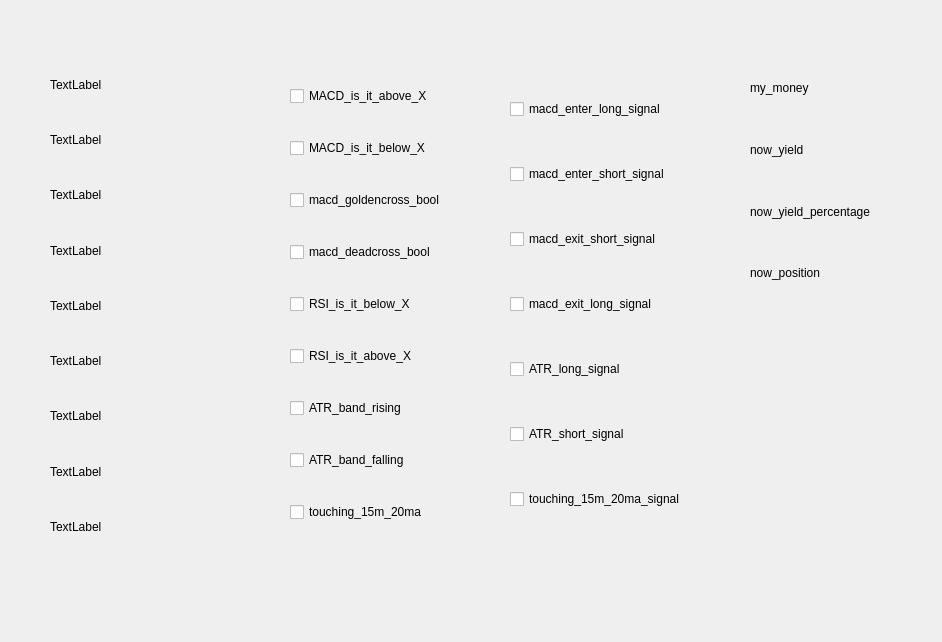
First picture: the form in mainUI.ui, repository chemica1/team_moneloper, before the edit.
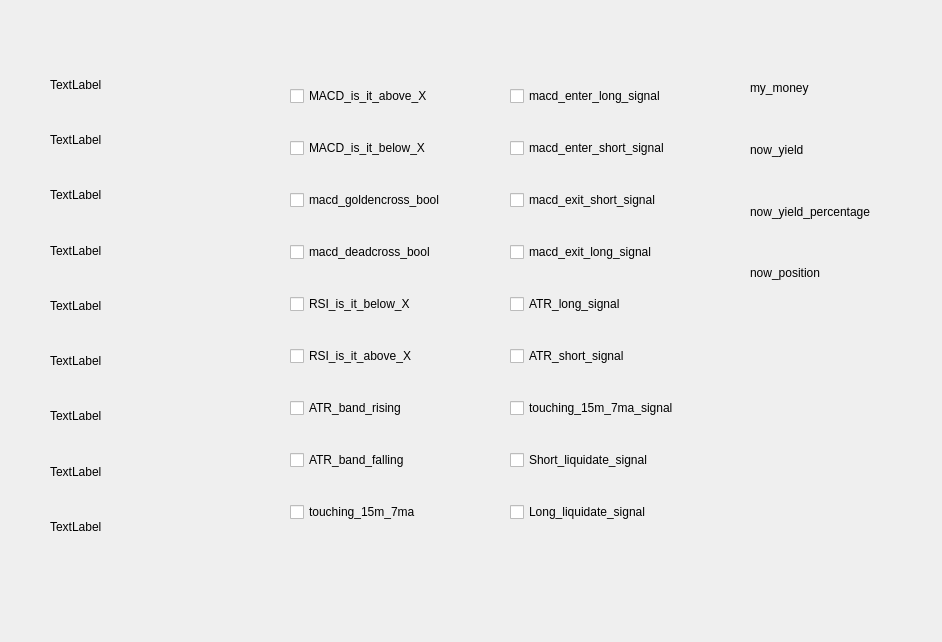
Second picture: the form after the edit.

```diff
--- a/mainUI.ui
+++ b/mainUI.ui
@@ -157,7 +157,7 @@
     <item>
      <widget class="QCheckBox" name="_touching_15m_20ma">
       <property name="text">
-       <string>touching_15m_20ma</string>
+       <string>touching_15m_7ma</string>
       </property>
      </widget>
     </item>
@@ -218,7 +218,21 @@
     <item>
      <widget class="QCheckBox" name="_touching_15m_20ma_signal">
       <property name="text">
-       <string>touching_15m_20ma_signal</string>
+       <string>touching_15m_7ma_signal</string>
+      </property>
+     </widget>
+    </item>
+    <item>
+     <widget class="QCheckBox" name="_Short_liquidate_signal">
+      <property name="text">
+       <string>Short_liquidate_signal</string>
+      </property>
+     </widget>
+    </item>
+    <item>
+     <widget class="QCheckBox" name="_Long_liquidate_signal">
+      <property name="text">
+       <string>Long_liquidate_signal</string>
       </property>
      </widget>
     </item>
```
Left out of the diff: 6 changed lines with no effect on the pictures.
